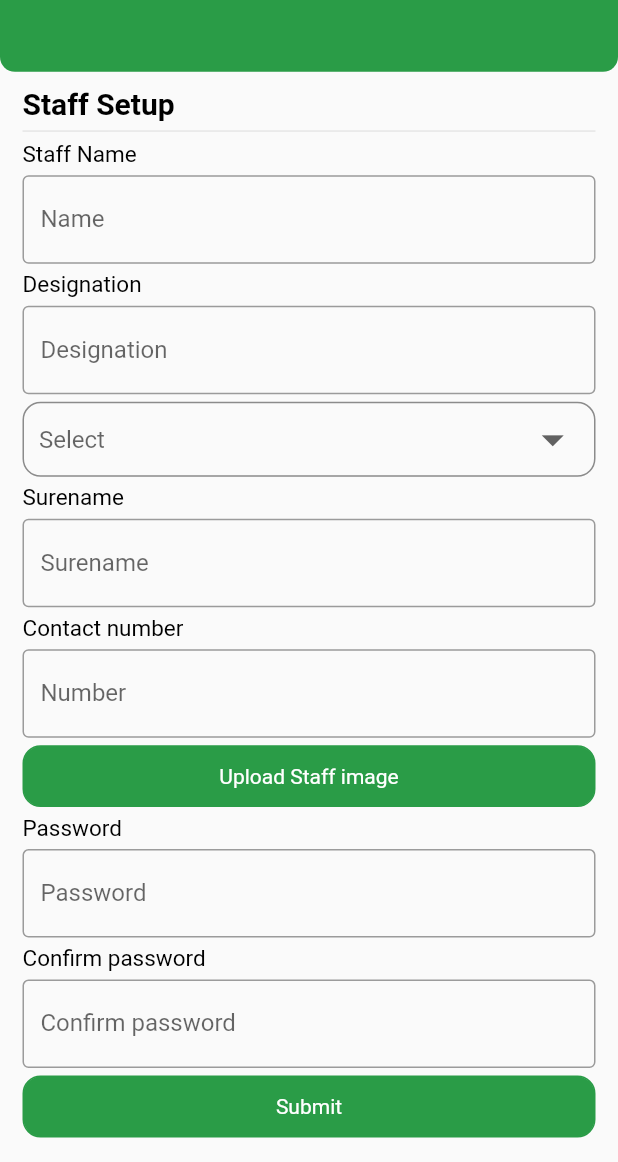
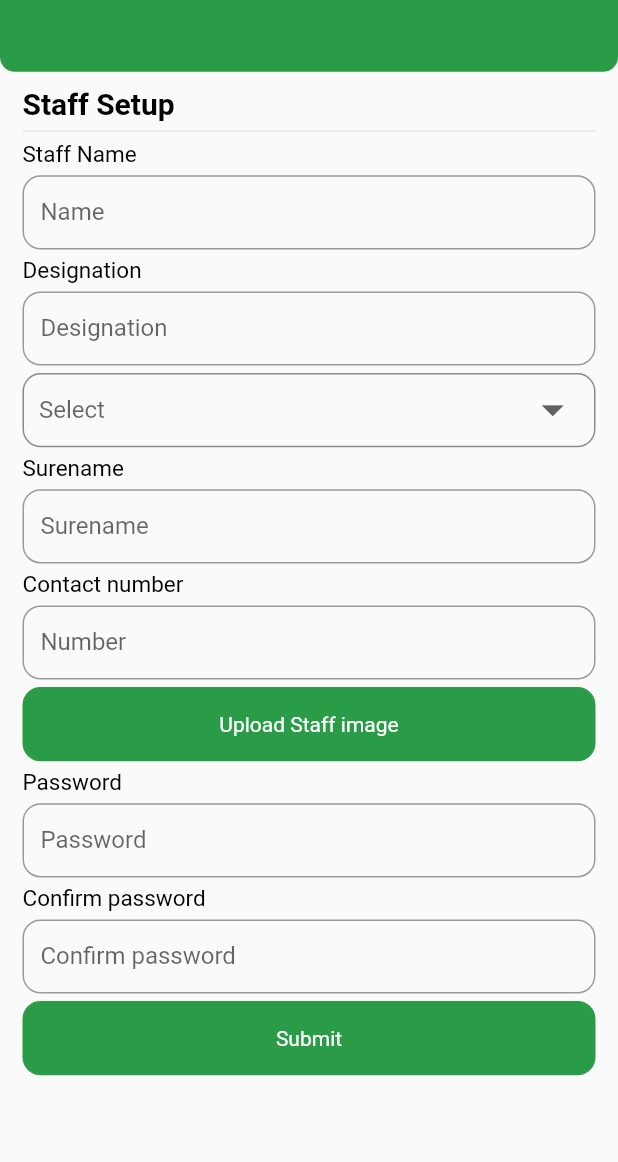
Before and after one commit to MD-JAHANGIR-ALAM/DS_Pharmace, a Flutter app: the StaffPage screen opened by its route, on a phone screen of 412 x 824 dp, the part 74-1236 px from its top. Run offline on Flutter 3.47's test engine with Material 2 defaults, Android fonts, the phone set to English and light mode, and no system bars; our stand-ins replace buttons_tabbar, carousel_slider, get, image_picker; project files that could hold a hidden picture were left out.

Commit message:
Some customization

```diff
--- a/lib/main.dart
+++ b/lib/main.dart
@@ -1,5 +1,6 @@
 import 'package:ds_pharmace/pages/staff_page/staff_list.dart';
 import 'package:ds_pharmace/pages/staff_page/staff_page.dart';
+import 'package:ds_pharmace/pages/transaction_page/transaction_page.dart';
 import 'package:flutter/material.dart';
 import 'package:get/get.dart';
 import 'pages/create_branch/branch_list.dart';
@@ -9,8 +10,10 @@ import 'pages/medicine_setup/medicine_list.dart';
 import 'pages/medicine_setup/medicine_setup.dart';
 import 'pages/order_page/order_page.dart';
 import 'pages/personal_info/personal_information.dart';
+import 'pages/wallet_page/add_wallet.dart';
 import 'pages/wallet_page/wallet_page.dart';
-import 'transaction_page/transaction_page.dart';
+
+
 
 void main() {
   runApp(const MyAPP());
@@ -35,6 +38,7 @@ class MyAPP extends StatelessWidget {
         'StaffPage': (context) => StaffPage(),
         'StaffList': (context) => StaffList(),
         'BranchList': (context) => BranchList(),
+        'AddWallet': (context) => const AddWallet(),
       },
       title: "DS Pharmacy",
       debugShowCheckedModeBanner: false,
--- a/lib/pages/staff_page/staff_list.dart
+++ b/lib/pages/staff_page/staff_list.dart
@@ -181,12 +181,17 @@ class StaffList extends StatelessWidget {
                                 alignment: Alignment.bottomRight,
                                 child: Padding(
                                   padding: const EdgeInsets.only(right: 20),
+                                  child: GestureDetector(
+                                    onTap: (){
+                                      Navigator.pushNamed(context, "StaffPage");
+                                    },
                                     child: Container(
                                       height: 30,
                                       width: 80,
                                       decoration: const BoxDecoration(color: ColorsCode.primary_color, borderRadius: BorderRadius.all(Radius.circular(12))),
                                       child: const Center(
                                         child: Text("Edit", style: TextStyle(color: Colors.white),),
+                                      ),
                                     ),
                                   ),
                                 ),
--- a/lib/pages/staff_page/staff_page.dart
+++ b/lib/pages/staff_page/staff_page.dart
@@ -78,46 +78,74 @@ class StaffPage extends StatelessWidget {
                     Style.distan_size5,
                     const Text("Staff Name", style: Style.dashboardBlackText400,),
                     Style.distan_size5,
-                    const TextField(
+                    SizedBox(
+                      height: Get.height * .06,
+                      width: Get.width,
+                      child: const TextField(
                         decoration: InputDecoration(
-                        border: OutlineInputBorder(),
+                          border: OutlineInputBorder(
+                            borderRadius: BorderRadius.all(Radius.circular(12))
+                          ),
                           labelText: 'Name',
+                        ),
                       ),
                     ),
                     Style.distan_size5,
                     const Text("Designation", style: Style.dashboardBlackText400,),
                     Style.distan_size5,
-                    const TextField(
+                    SizedBox(
+                      height: Get.height * .06,
+                      width: Get.width,
+                      child: const TextField(
                         decoration: InputDecoration(
-                        border: OutlineInputBorder(),
+                          border: OutlineInputBorder(
+                              borderRadius: BorderRadius.all(Radius.circular(12))
+                          ),
                           labelText: 'Designation',
                         ),
                       ),
+                    ),
                     Style.distan_size5,
-                    const Custom_DDButton(),
+                    SizedBox(
+                      height: Get.height * .06,
+                      width: Get.width,
+                      child: const Custom_DDButton(),
+                    ),
                     Style.distan_size5,
                     const Text("Surename", style: Style.dashboardBlackText400,),
                     Style.distan_size5,
-                    const TextField(
+                    SizedBox(
+                      height: Get.height * .06,
+                      width: Get.width,
+                      child: const TextField(
                         decoration: InputDecoration(
-                        border: OutlineInputBorder(),
+                          border: OutlineInputBorder(
+                              borderRadius: BorderRadius.all(Radius.circular(12))
+                          ),
                           labelText: 'Surename',
+                        ),
                       ),
                     ),
                     Style.distan_size5,
                     const Text("Contact number", style: Style.dashboardBlackText400,),
                     Style.distan_size5,
-                    const TextField(
+                    SizedBox(
+                      height: Get.height * .06,
+                      width: Get.width,
+                      child: const TextField(
                         decoration: InputDecoration(
-                        border: OutlineInputBorder(),
+                          border: OutlineInputBorder(
+                              borderRadius: BorderRadius.all(Radius.circular(12))
+                          ),
                           labelText: 'Number',
+                        ),
                       ),
                     ),
                     Style.distan_size5,
                     GestureDetector(
                       onTap: (){},
                       child: Container(
-                        height: Get.height * .05,
+                        height: Get.height * .06,
                         width: Get.width,
                         decoration: BoxDecoration(color: ColorsCode.primary_color, border: Border.all(color: ColorsCode.primary_color),
                             borderRadius: BorderRadius.all(Radius.circular(12))),
@@ -129,26 +157,38 @@ class StaffPage extends StatelessWidget {
                     Style.distan_size5,
                     const Text("Password", style: Style.dashboardBlackText400,),
                     Style.distan_size5,
-                    const TextField(
+                    SizedBox(
+                      height: Get.height * .06,
+                      width: Get.width,
+                      child: const TextField(
                         decoration: InputDecoration(
-                        border: OutlineInputBorder(),
+                          border: OutlineInputBorder(
+                              borderRadius: BorderRadius.all(Radius.circular(12))
+                          ),
                           labelText: 'Password',
+                        ),
                       ),
                     ),
                     Style.distan_size5,
                     const Text("Confirm password", style: Style.dashboardBlackText400,),
                     Style.distan_size5,
-                    const TextField(
+                    SizedBox(
+                      height: Get.height * .06,
+                      width: Get.width,
+                      child: const TextField(
                         decoration: InputDecoration(
-                        border: OutlineInputBorder(),
+                          border: OutlineInputBorder(
+                              borderRadius: BorderRadius.all(Radius.circular(12))
+                          ),
                           labelText: 'Confirm password',
+                        ),
                       ),
                     ),
                     Style.distan_size5,
                     GestureDetector(
                       onTap: (){},
                       child: Container(
-                        height: Get.height * .05,
+                        height: Get.height * .06,
                         width: Get.width,
                         decoration: BoxDecoration(color: ColorsCode.primary_color, border: Border.all(color: ColorsCode.primary_color),
                             borderRadius: const BorderRadius.all(Radius.circular(12))),
--- a/lib/pages/wallet_page/wallet_page.dart
+++ b/lib/pages/wallet_page/wallet_page.dart
@@ -101,7 +101,7 @@ class WalletPage extends StatelessWidget {
                       children: [
                         GestureDetector(
                           onTap: (){
-                            Navigator.push(context, MaterialPageRoute(builder: (context)=>AddWallet()));
+                            Navigator.pushNamed(context, "AddWallet");
                           },
                           child: Container(
                             height: Get.height * .06,
```
Also changed, not shown: lib/pages/create_branch/create_branch.dart (+23 -7 lines), lib/pages/drawer_page/drawer_page.dart (+1 -11 lines), lib/pages/personal_info/personal_information.dart (+7 -6 lines), lib/pages/transaction_page/transaction_page.dart (renamed from lib/transaction_page/transaction_page.dart, +5 -6 lines), lib/pages/wallet_page/add_wallet.dart (+45 -7 lines). Lines whose indentation alone changed are shown as unchanged.
